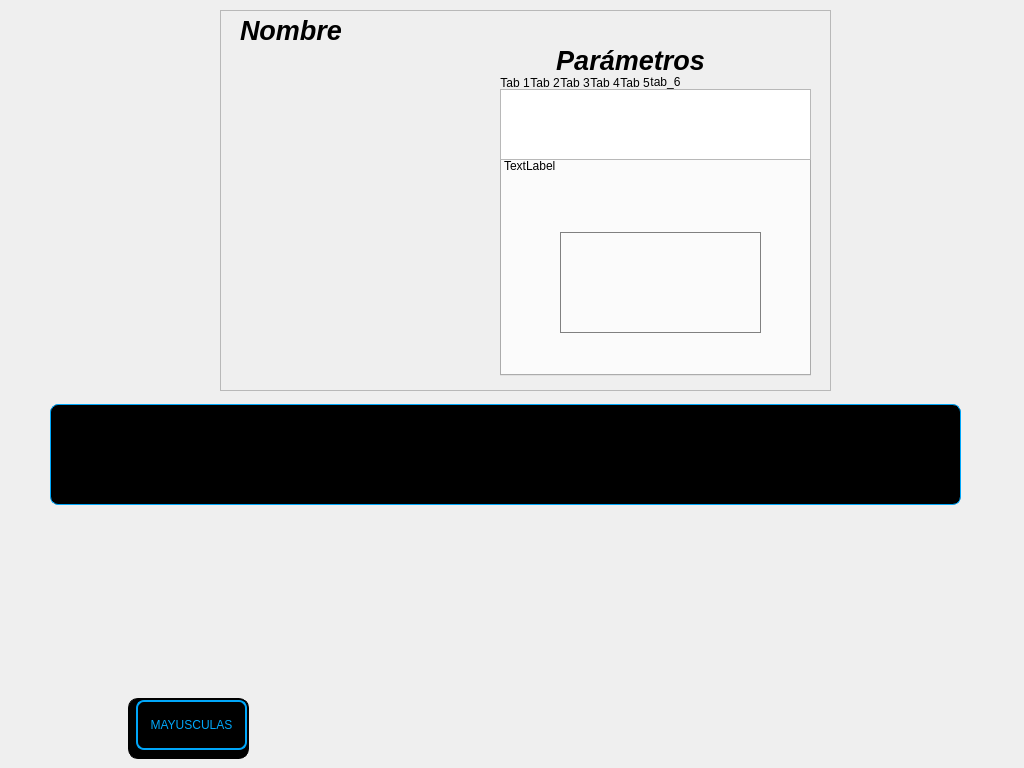
Qt form asa_application/detailedwindow.ui (razulued/qt_application) before a commit.
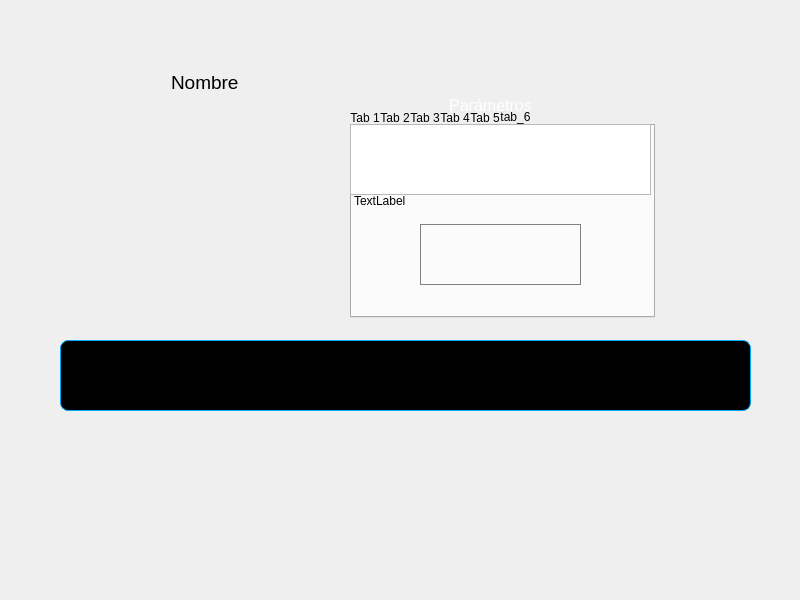
The same form after that commit. The open tabs and pages were chosen to show the change. Icons and pictures are not drawn.

The edit to the form file:
```diff
--- a/asa_application/detailedwindow.ui
+++ b/asa_application/detailedwindow.ui
@@ -6,20 +6,20 @@
    <rect>
     <x>0</x>
     <y>0</y>
-    <width>1024</width>
-    <height>768</height>
+    <width>800</width>
+    <height>600</height>
    </rect>
   </property>
   <property name="minimumSize">
    <size>
-    <width>1024</width>
-    <height>768</height>
+    <width>800</width>
+    <height>600</height>
    </size>
   </property>
   <property name="maximumSize">
    <size>
-    <width>1024</width>
-    <height>768</height>
+    <width>800</width>
+    <height>600</height>
    </size>
   </property>
   <property name="windowTitle">
@@ -34,15 +34,17 @@
   <widget class="QFrame" name="frame">
    <property name="geometry">
     <rect>
-     <x>220</x>
-     <y>10</y>
-     <width>611</width>
-     <height>381</height>
+     <x>150</x>
+     <y>70</y>
+     <width>521</width>
+     <height>261</height>
     </rect>
    </property>
    <property name="styleSheet">
     <string notr="true">#frame{
-border-image: url(:/images/images/Cuadro_pantalla.png);
+background-image: url(:/iconos/screen800x600/iconos/Cuadro pantalla.png);
+background-repeat: none;
+border: none;
 }</string>
    </property>
    <property name="frameShape">
@@ -54,23 +56,26 @@
    <widget class="QLabel" name="label">
     <property name="geometry">
      <rect>
-      <x>240</x>
-      <y>30</y>
-      <width>341</width>
-      <height>41</height>
+      <x>200</x>
+      <y>20</y>
+      <width>281</width>
+      <height>31</height>
      </rect>
     </property>
     <property name="font">
      <font>
-      <pointsize>20</pointsize>
-      <weight>75</weight>
-      <italic>true</italic>
-      <bold>true</bold>
+      <pointsize>12</pointsize>
+      <weight>50</weight>
+      <italic>false</italic>
+      <bold>false</bold>
      </font>
     </property>
     <property name="layoutDirection">
      <enum>Qt::LeftToRight</enum>
     </property>
+    <property name="styleSheet">
+     <string notr="true">color:white</string>
+    </property>
     <property name="text">
      <string>Parámetros</string>
     </property>
@@ -84,10 +89,10 @@
    <widget class="QPushButton" name="button_parametros">
     <property name="geometry">
      <rect>
-      <x>25</x>
-      <y>275</y>
-      <width>40</width>
-      <height>60</height>
+      <x>20</x>
+      <y>200</y>
+      <width>31</width>
+      <height>50</height>
      </rect>
     </property>
     <property name="focusPolicy">
@@ -111,10 +116,10 @@
    <widget class="QPushButton" name="button_evento">
     <property name="geometry">
      <rect>
-      <x>75</x>
-      <y>275</y>
-      <width>40</width>
-      <height>60</height>
+      <x>59</x>
+      <y>200</y>
+      <width>31</width>
+      <height>50</height>
      </rect>
     </property>
     <property name="focusPolicy">
@@ -141,10 +146,10 @@
     </property>
     <property name="geometry">
      <rect>
-      <x>280</x>
-      <y>65</y>
-      <width>311</width>
-      <height>301</height>
+      <x>200</x>
+      <y>40</y>
+      <width>305</width>
+      <height>208</height>
      </rect>
     </property>
     <property name="focusPolicy">
@@ -305,7 +310,7 @@
        <rect>
         <x>0</x>
         <y>0</y>
-        <width>311</width>
+        <width>301</width>
         <height>71</height>
        </rect>
       </property>
@@ -313,10 +318,10 @@
      <widget class="QLabel" name="evento_gif">
       <property name="geometry">
        <rect>
-        <x>60</x>
-        <y>143</y>
-        <width>201</width>
-        <height>101</height>
+        <x>70</x>
+        <y>100</y>
+        <width>161</width>
+        <height>61</height>
        </rect>
       </property>
       <property name="styleSheet">
@@ -346,8 +351,8 @@
        <rect>
         <x>4</x>
         <y>70</y>
-        <width>261</width>
-        <height>71</height>
+        <width>271</width>
+        <height>31</height>
        </rect>
       </property>
       <property name="text">
@@ -360,8 +365,8 @@
      <widget class="QPushButton" name="key_OK">
       <property name="geometry">
        <rect>
-        <x>211</x>
-        <y>250</y>
+        <x>190</x>
+        <y>166</y>
         <width>81</width>
         <height>31</height>
        </rect>
@@ -395,9 +400,9 @@
       <property name="geometry">
        <rect>
         <x>20</x>
-        <y>247</y>
-        <width>111</width>
-        <height>41</height>
+        <y>166</y>
+        <width>91</width>
+        <height>31</height>
        </rect>
       </property>
       <property name="focusPolicy">
@@ -431,10 +436,10 @@
      <widget class="QLabel" name="label_horas">
       <property name="geometry">
        <rect>
-        <x>30</x>
-        <y>256</y>
-        <width>61</width>
-        <height>23</height>
+        <x>31</x>
+        <y>172</y>
+        <width>47</width>
+        <height>18</height>
        </rect>
       </property>
       <property name="text">
@@ -444,10 +449,10 @@
      <widget class="QPushButton" name="ayuda_btn">
       <property name="geometry">
        <rect>
-        <x>267</x>
+        <x>270</x>
         <y>73</y>
-        <width>45</width>
-        <height>45</height>
+        <width>31</width>
+        <height>31</height>
        </rect>
       </property>
       <property name="styleSheet">
@@ -474,10 +479,10 @@
    <widget class="QPushButton" name="button_visualizacion">
     <property name="geometry">
      <rect>
-      <x>175</x>
-      <y>275</y>
-      <width>40</width>
-      <height>60</height>
+      <x>134</x>
+      <y>200</y>
+      <width>31</width>
+      <height>50</height>
      </rect>
     </property>
     <property name="focusPolicy">
@@ -501,10 +506,10 @@
    <widget class="QPushButton" name="closeButton">
     <property name="geometry">
      <rect>
-      <x>570</x>
+      <x>470</x>
       <y>10</y>
       <width>41</width>
-      <height>51</height>
+      <height>31</height>
      </rect>
     </property>
     <property name="font">
@@ -544,10 +549,10 @@
    <widget class="QPushButton" name="button_control">
     <property name="geometry">
      <rect>
-      <x>225</x>
-      <y>275</y>
-      <width>40</width>
-      <height>60</height>
+      <x>168</x>
+      <y>200</y>
+      <width>31</width>
+      <height>50</height>
      </rect>
     </property>
     <property name="focusPolicy">
@@ -571,18 +576,18 @@
    <widget class="QLabel" name="nombre">
     <property name="geometry">
      <rect>
-      <x>20</x>
-      <y>0</y>
+      <x>21</x>
+      <y>-3</y>
       <width>261</width>
-      <height>41</height>
+      <height>31</height>
      </rect>
     </property>
     <property name="font">
      <font>
-      <pointsize>20</pointsize>
-      <weight>75</weight>
-      <italic>true</italic>
-      <bold>true</bold>
+      <pointsize>14</pointsize>
+      <weight>50</weight>
+      <italic>false</italic>
+      <bold>false</bold>
      </font>
     </property>
     <property name="text">
@@ -601,10 +606,10 @@
     </property>
     <property name="geometry">
      <rect>
-      <x>20</x>
-      <y>85</y>
-      <width>211</width>
-      <height>181</height>
+      <x>30</x>
+      <y>40</y>
+      <width>181</width>
+      <height>161</height>
      </rect>
     </property>
     <property name="styleSheet">
@@ -623,10 +628,10 @@
    <widget class="QPushButton" name="button_descripcion">
     <property name="geometry">
      <rect>
-      <x>125</x>
-      <y>275</y>
-      <width>40</width>
-      <height>60</height>
+      <x>97</x>
+      <y>200</y>
+      <width>31</width>
+      <height>50</height>
      </rect>
     </property>
     <property name="focusPolicy">
@@ -651,10 +656,10 @@
   <widget class="QFrame" name="key_frame">
    <property name="geometry">
     <rect>
-     <x>40</x>
-     <y>510</y>
-     <width>941</width>
-     <height>251</height>
+     <x>60</x>
+     <y>420</y>
+     <width>691</width>
+     <height>181</height>
     </rect>
    </property>
    <property name="styleSheet">
@@ -675,10 +680,10 @@
    <widget class="QPushButton" name="key_0">
     <property name="geometry">
      <rect>
-      <x>759</x>
-      <y>192</y>
-      <width>50</width>
-      <height>50</height>
+      <x>556</x>
+      <y>132</y>
+      <width>41</width>
+      <height>41</height>
      </rect>
     </property>
     <property name="focusPolicy">
@@ -709,10 +714,10 @@
    <widget class="QPushButton" name="key_4">
     <property name="geometry">
      <rect>
-      <x>699</x>
-      <y>72</y>
-      <width>50</width>
-      <height>50</height>
+      <x>511</x>
+      <y>49</y>
+      <width>41</width>
+      <height>41</height>
      </rect>
     </property>
     <property name="focusPolicy">
@@ -743,10 +748,10 @@
    <widget class="QPushButton" name="key_5">
     <property name="geometry">
      <rect>
-      <x>759</x>
-      <y>72</y>
-      <width>50</width>
-      <height>50</height>
+      <x>554</x>
+      <y>49</y>
+      <width>41</width>
+      <height>41</height>
      </rect>
     </property>
     <property name="focusPolicy">
@@ -777,10 +782,10 @@
    <widget class="QPushButton" name="key_7">
     <property name="geometry">
      <rect>
-      <x>699</x>
-      <y>10</y>
-      <width>50</width>
-      <height>50</height>
+      <x>511</x>
+      <y>8</y>
+      <width>41</width>
+      <height>41</height>
      </rect>
     </property>
     <property name="focusPolicy">
@@ -811,10 +816,10 @@
    <widget class="QPushButton" name="key_8">
     <property name="geometry">
      <rect>
-      <x>759</x>
-      <y>10</y>
-      <width>50</width>
-      <height>50</height>
+      <x>555</x>
+      <y>8</y>
+      <width>41</width>
+      <height>41</height>
      </rect>
     </property>
     <property name="focusPolicy">
@@ -845,10 +850,10 @@
    <widget class="QPushButton" name="key_1">
     <property name="geometry">
      <rect>
-      <x>699</x>
-      <y>134</y>
-      <width>50</width>
-      <height>50</height>
+      <x>512</x>
+      <y>90</y>
+      <width>41</width>
+      <height>41</height>
      </rect>
     </property>
     <property name="focusPolicy">
@@ -879,10 +884,10 @@
    <widget class="QPushButton" name="key_6">
     <property name="geometry">
      <rect>
-      <x>819</x>
-      <y>72</y>
-      <width>50</width>
-      <height>50</height>
+      <x>599</x>
+      <y>49</y>
+      <width>41</width>
+      <height>41</height>
      </rect>
     </property>
     <property name="focusPolicy">
@@ -913,10 +918,10 @@
    <widget class="QPushButton" name="key_back">
     <property name="geometry">
      <rect>
-      <x>610</x>
-      <y>10</y>
-      <width>70</width>
-      <height>50</height>
+      <x>443</x>
+      <y>7</y>
+      <width>61</width>
+      <height>41</height>
      </rect>
     </property>
     <property name="focusPolicy">
@@ -948,10 +953,10 @@
    <widget class="QPushButton" name="key_3">
     <property name="geometry">
      <rect>
-      <x>819</x>
-      <y>134</y>
-      <width>50</width>
-      <height>50</height>
+      <x>598</x>
+      <y>91</y>
+      <width>41</width>
+      <height>41</height>
      </rect>
     </property>
     <property name="focusPolicy">
@@ -982,10 +987,10 @@
    <widget class="QPushButton" name="key_9">
     <property name="geometry">
      <rect>
-      <x>819</x>
-      <y>10</y>
-      <width>50</width>
-      <height>50</height>
+      <x>598</x>
+      <y>6</y>
+      <width>41</width>
+      <height>41</height>
      </rect>
     </property>
     <property name="focusPolicy">
@@ -1016,10 +1021,10 @@
    <widget class="QPushButton" name="key_2">
     <property name="geometry">
      <rect>
-      <x>759</x>
-      <y>134</y>
-      <width>50</width>
-      <height>50</height>
+      <x>556</x>
+      <y>91</y>
+      <width>41</width>
+      <height>41</height>
      </rect>
     </property>
     <property name="focusPolicy">
@@ -1050,10 +1055,10 @@
    <widget class="QPushButton" name="key_Q">
     <property name="geometry">
      <rect>
-      <x>10</x>
-      <y>10</y>
-      <width>50</width>
-      <height>50</height>
+      <x>8</x>
+      <y>8</y>
+      <width>41</width>
+      <height>41</height>
      </rect>
     </property>
     <property name="focusPolicy">
@@ -1084,10 +1089,10 @@
    <widget class="QPushButton" name="key_W">
     <property name="geometry">
      <rect>
-      <x>70</x>
-      <y>10</y>
-      <width>50</width>
-      <height>50</height>
+      <x>52</x>
+      <y>7</y>
+      <width>41</width>
+      <height>41</height>
      </rect>
     </property>
     <property name="focusPolicy">
@@ -1118,10 +1123,10 @@
    <widget class="QPushButton" name="key_E">
     <property name="geometry">
      <rect>
-      <x>130</x>
-      <y>10</y>
-      <width>50</width>
-      <height>50</height>
+      <x>95</x>
+      <y>7</y>
+      <width>41</width>
+      <height>41</height>
      </rect>
     </property>
     <property name="focusPolicy">
@@ -1152,10 +1157,10 @@
    <widget class="QPushButton" name="key_R">
     <property name="geometry">
      <rect>
-      <x>190</x>
-      <y>10</y>
-      <width>50</width>
-      <height>50</height>
+      <x>140</x>
+      <y>8</y>
+      <width>41</width>
+      <height>41</height>
      </rect>
     </property>
     <property name="focusPolicy">
@@ -1186,10 +1191,10 @@
    <widget class="QPushButton" name="key_T">
     <property name="geometry">
      <rect>
-      <x>250</x>
-      <y>10</y>
-      <width>50</width>
-      <height>50</height>
+      <x>183</x>
+      <y>8</y>
+      <width>41</width>
+      <height>41</height>
      </rect>
     </property>
     <property name="focusPolicy">
@@ -1220,10 +1225,10 @@
    <widget class="QPushButton" name="key_Y">
     <property name="geometry">
      <rect>
-      <x>310</x>
-      <y>10</y>
-      <width>50</width>
-      <height>50</height>
+      <x>226</x>
+      <y>7</y>
+      <width>41</width>
+      <height>41</height>
      </rect>
     </property>
     <property name="focusPolicy">
@@ -1254,10 +1259,10 @@
    <widget class="QPushButton" name="key_U">
     <property name="geometry">
      <rect>
-      <x>370</x>
-      <y>10</y>
-      <width>50</width>
-      <height>50</height>
+      <x>270</x>
+      <y>7</y>
+      <width>41</width>
+      <height>41</height>
      </rect>
     </property>
     <property name="focusPolicy">
@@ -1288,10 +1293,10 @@
    <widget class="QPushButton" name="key_I">
     <property name="geometry">
      <rect>
-      <x>430</x>
-      <y>10</y>
-      <width>50</width>
-      <height>50</height>
+      <x>313</x>
+      <y>7</y>
+      <width>41</width>
+      <height>41</height>
      </rect>
     </property>
     <property name="focusPolicy">
@@ -1322,10 +1327,10 @@
    <widget class="QPushButton" name="key_P">
     <property name="geometry">
      <rect>
-      <x>550</x>
-      <y>10</y>
-      <width>50</width>
-      <height>50</height>
+      <x>400</x>
+      <y>8</y>
+      <width>41</width>
+      <height>41</height>
      </rect>
     </property>
     <property name="focusPolicy">
@@ -1356,10 +1361,10 @@
    <widget class="QPushButton" name="key_O">
     <property name="geometry">
      <rect>
-      <x>490</x>
-      <y>10</y>
-      <width>50</width>
-      <height>50</height>
+      <x>357</x>
+      <y>8</y>
+      <width>41</width>
+      <height>41</height>
      </rect>
     </property>
     <property name="focusPolicy">
@@ -1390,10 +1395,10 @@
    <widget class="QPushButton" name="key_A">
     <property name="geometry">
      <rect>
-      <x>45</x>
-      <y>75</y>
-      <width>50</width>
-      <height>50</height>
+      <x>34</x>
+      <y>49</y>
+      <width>41</width>
+      <height>41</height>
      </rect>
     </property>
     <property name="focusPolicy">
@@ -1424,10 +1429,10 @@
    <widget class="QPushButton" name="key_L">
     <property name="geometry">
      <rect>
-      <x>525</x>
-      <y>75</y>
-      <width>50</width>
-      <height>50</height>
+      <x>382</x>
+      <y>48</y>
+      <width>41</width>
+      <height>41</height>
      </rect>
     </property>
     <property name="focusPolicy">
@@ -1458,10 +1463,10 @@
    <widget class="QPushButton" name="key_H">
     <property name="geometry">
      <rect>
-      <x>345</x>
-      <y>75</y>
-      <width>50</width>
-      <height>50</height>
+      <x>251</x>
+      <y>49</y>
+      <width>41</width>
+      <height>41</height>
      </rect>
     </property>
     <property name="focusPolicy">
@@ -1492,10 +1497,10 @@
    <widget class="QPushButton" name="key_G">
     <property name="geometry">
      <rect>
-      <x>285</x>
-      <y>75</y>
-      <width>50</width>
-      <height>50</height>
+      <x>207</x>
+      <y>49</y>
+      <width>41</width>
+      <height>41</height>
      </rect>
     </property>
     <property name="focusPolicy">
@@ -1526,10 +1531,10 @@
    <widget class="QPushButton" name="key_F">
     <property name="geometry">
      <rect>
-      <x>225</x>
-      <y>75</y>
-      <width>50</width>
-      <height>50</height>
+      <x>165</x>
+      <y>49</y>
+      <width>41</width>
+      <height>41</height>
      </rect>
     </property>
     <property name="focusPolicy">
@@ -1560,10 +1565,10 @@
    <widget class="QPushButton" name="key_S">
     <property name="geometry">
      <rect>
-      <x>105</x>
-      <y>75</y>
-      <width>50</width>
-      <height>50</height>
+      <x>78</x>
+      <y>49</y>
+      <width>41</width>
+      <height>41</height>
      </rect>
     </property>
     <property name="focusPolicy">
@@ -1594,10 +1599,10 @@
    <widget class="QPushButton" name="key_D">
     <property name="geometry">
      <rect>
-      <x>165</x>
-      <y>75</y>
-      <width>50</width>
-      <height>50</height>
+      <x>121</x>
+      <y>50</y>
+      <width>41</width>
+      <height>41</height>
      </rect>
     </property>
     <property name="focusPolicy">
@@ -1628,10 +1633,10 @@
    <widget class="QPushButton" name="key_J">
     <property name="geometry">
      <rect>
-      <x>405</x>
-      <y>75</y>
-      <width>50</width>
-      <height>50</height>
+      <x>294</x>
+      <y>49</y>
+      <width>41</width>
+      <height>41</height>
      </rect>
     </property>
     <property name="focusPolicy">
@@ -1662,10 +1667,10 @@
    <widget class="QPushButton" name="key_K">
     <property name="geometry">
      <rect>
-      <x>465</x>
-      <y>75</y>
-      <width>50</width>
-      <height>50</height>
+      <x>339</x>
+      <y>49</y>
+      <width>41</width>
+      <height>41</height>
      </rect>
     </property>
     <property name="focusPolicy">
@@ -1696,10 +1701,10 @@
    <widget class="QPushButton" name="key_dot">
     <property name="geometry">
      <rect>
-      <x>819</x>
-      <y>192</y>
-      <width>50</width>
-      <height>50</height>
+      <x>599</x>
+      <y>132</y>
+      <width>41</width>
+      <height>41</height>
      </rect>
     </property>
     <property name="focusPolicy">
@@ -1730,10 +1735,10 @@
    <widget class="QPushButton" name="key_slash">
     <property name="geometry">
      <rect>
-      <x>879</x>
-      <y>10</y>
-      <width>50</width>
-      <height>50</height>
+      <x>642</x>
+      <y>7</y>
+      <width>41</width>
+      <height>41</height>
      </rect>
     </property>
     <property name="focusPolicy">
@@ -1764,10 +1769,10 @@
    <widget class="QPushButton" name="key_plus">
     <property name="geometry">
      <rect>
-      <x>879</x>
-      <y>134</y>
-      <width>50</width>
-      <height>50</height>
+      <x>642</x>
+      <y>90</y>
+      <width>41</width>
+      <height>41</height>
      </rect>
     </property>
     <property name="focusPolicy">
@@ -1798,10 +1803,10 @@
    <widget class="QPushButton" name="key_minus">
     <property name="geometry">
      <rect>
-      <x>879</x>
-      <y>72</y>
-      <width>50</width>
-      <height>50</height>
+      <x>642</x>
+      <y>49</y>
+      <width>41</width>
+      <height>41</height>
      </rect>
     </property>
     <property name="focusPolicy">
@@ -1832,10 +1837,10 @@
    <widget class="QPushButton" name="key_X">
     <property name="geometry">
      <rect>
-      <x>128</x>
-      <y>134</y>
-      <width>50</width>
-      <height>50</height>
+      <x>95</x>
+      <y>91</y>
+      <width>41</width>
+      <height>41</height>
      </rect>
     </property>
     <property name="focusPolicy">
@@ -1866,10 +1871,10 @@
    <widget class="QPushButton" name="key_Z">
     <property name="geometry">
      <rect>
-      <x>68</x>
-      <y>134</y>
-      <width>50</width>
-      <height>50</height>
+      <x>52</x>
+      <y>91</y>
+      <width>41</width>
+      <height>41</height>
      </rect>
     </property>
     <property name="focusPolicy">
@@ -1900,10 +1905,10 @@
    <widget class="QPushButton" name="key_M">
     <property name="geometry">
      <rect>
-      <x>428</x>
-      <y>134</y>
-      <width>50</width>
-      <height>50</height>
+      <x>313</x>
+      <y>90</y>
+      <width>41</width>
+      <height>41</height>
      </rect>
     </property>
     <property name="focusPolicy">
@@ -1934,10 +1939,10 @@
    <widget class="QPushButton" name="key_C">
     <property name="geometry">
      <rect>
-      <x>188</x>
-      <y>134</y>
-      <width>50</width>
-      <height>50</height>
+      <x>139</x>
+      <y>90</y>
+      <width>41</width>
+      <height>41</height>
      </rect>
     </property>
     <property name="focusPolicy">
@@ -1968,10 +1973,10 @@
    <widget class="QPushButton" name="key_V">
     <property name="geometry">
      <rect>
-      <x>248</x>
-      <y>134</y>
-      <width>50</width>
-      <height>50</height>
+      <x>183</x>
+      <y>90</y>
+      <width>41</width>
+      <height>41</height>
      </rect>
     </property>
     <property name="focusPolicy">
@@ -2002,10 +2007,10 @@
    <widget class="QPushButton" name="key_B">
     <property name="geometry">
      <rect>
-      <x>308</x>
-      <y>134</y>
-      <width>50</width>
-      <height>50</height>
+      <x>226</x>
+      <y>90</y>
+      <width>41</width>
+      <height>41</height>
      </rect>
     </property>
     <property name="focusPolicy">
@@ -2036,10 +2041,10 @@
    <widget class="QPushButton" name="key_N">
     <property name="geometry">
      <rect>
-      <x>368</x>
-      <y>134</y>
-      <width>50</width>
-      <height>50</height>
+      <x>270</x>
+      <y>90</y>
+      <width>41</width>
+      <height>41</height>
      </rect>
     </property>
     <property name="focusPolicy">
@@ -2070,10 +2075,10 @@
    <widget class="QPushButton" name="key_comma">
     <property name="geometry">
      <rect>
-      <x>488</x>
-      <y>134</y>
-      <width>50</width>
-      <height>50</height>
+      <x>357</x>
+      <y>91</y>
+      <width>41</width>
+      <height>41</height>
      </rect>
     </property>
     <property name="focusPolicy">
@@ -2104,9 +2109,9 @@
    <widget class="QPushButton" name="key_space">
     <property name="geometry">
      <rect>
-      <x>219</x>
-      <y>190</y>
-      <width>381</width>
+      <x>161</x>
+      <y>128</y>
+      <width>281</width>
       <height>50</height>
      </rect>
     </property>
@@ -2138,10 +2143,10 @@
    <widget class="QPushButton" name="key_enter">
     <property name="geometry">
      <rect>
-      <x>585</x>
-      <y>75</y>
-      <width>91</width>
-      <height>51</height>
+      <x>427</x>
+      <y>49</y>
+      <width>81</width>
+      <height>41</height>
      </rect>
     </property>
     <property name="focusPolicy">
@@ -2172,10 +2177,10 @@
    <widget class="QPushButton" name="key_mayus">
     <property name="geometry">
      <rect>
-      <x>96</x>
-      <y>190</y>
+      <x>13</x>
+      <y>134</y>
       <width>111</width>
-      <height>50</height>
+      <height>41</height>
      </rect>
     </property>
     <property name="focusPolicy">
@@ -2183,26 +2188,21 @@
     </property>
     <property name="styleSheet">
      <string notr="true">#key_mayus{ 
-background-color:none;
-border-style: solid;
-border-width: 2px;
-border-radius: 8px;
-border-color: rgb(0, 167, 250);
-color: rgb(0, 167, 250);
-
+background-image: url(:/texto/screen800x600/texto/Teclado 1.1/Mayus azul.png);
+border: none;
+background-repeat: none;
+background-position: center;
 }
 
 #key_mayus::checked{ 
-background-color:none;
-border-style: solid;
-border-width: 2px;
-border-radius: 8px;
-border-color: white;
-color: white;
+background-image: url(:/texto/screen800x600/texto/Teclado 1.1/Mayus bco.png);
+border: none;
+background-repeat: none;
+background-position: center;
 }</string>
     </property>
     <property name="text">
-     <string>MAYUSCULAS</string>
+     <string/>
     </property>
     <property name="checkable">
      <bool>true</bool>
@@ -2211,82 +2211,14 @@
      <bool>false</bool>
     </property>
    </widget>
-   <widget class="QLabel" name="key_back_6">
-    <property name="geometry">
-     <rect>
-      <x>88</x>
-      <y>188</y>
-      <width>121</width>
-      <height>61</height>
-     </rect>
-    </property>
-    <property name="styleSheet">
-     <string notr="true">#key_back_6
-{
-background-color: balck;
-border-style: solid;
-border-width: 1px;
-border-radius: 10px;
-}</string>
-    </property>
-    <property name="text">
-     <string/>
-    </property>
-   </widget>
-   <zorder>key_back_6</zorder>
-   <zorder>key_0</zorder>
-   <zorder>key_4</zorder>
-   <zorder>key_5</zorder>
-   <zorder>key_7</zorder>
-   <zorder>key_8</zorder>
-   <zorder>key_1</zorder>
-   <zorder>key_6</zorder>
-   <zorder>key_back</zorder>
-   <zorder>key_3</zorder>
-   <zorder>key_9</zorder>
-   <zorder>key_2</zorder>
-   <zorder>key_Q</zorder>
-   <zorder>key_W</zorder>
-   <zorder>key_E</zorder>
-   <zorder>key_R</zorder>
-   <zorder>key_T</zorder>
-   <zorder>key_Y</zorder>
-   <zorder>key_U</zorder>
-   <zorder>key_I</zorder>
-   <zorder>key_P</zorder>
-   <zorder>key_O</zorder>
-   <zorder>key_A</zorder>
-   <zorder>key_L</zorder>
-   <zorder>key_H</zorder>
-   <zorder>key_G</zorder>
-   <zorder>key_F</zorder>
-   <zorder>key_S</zorder>
-   <zorder>key_D</zorder>
-   <zorder>key_J</zorder>
-   <zorder>key_K</zorder>
-   <zorder>key_dot</zorder>
-   <zorder>key_slash</zorder>
-   <zorder>key_plus</zorder>
-   <zorder>key_minus</zorder>
-   <zorder>key_X</zorder>
-   <zorder>key_Z</zorder>
-   <zorder>key_M</zorder>
-   <zorder>key_C</zorder>
-   <zorder>key_V</zorder>
-   <zorder>key_B</zorder>
-   <zorder>key_N</zorder>
-   <zorder>key_comma</zorder>
-   <zorder>key_space</zorder>
-   <zorder>key_enter</zorder>
-   <zorder>key_mayus</zorder>
   </widget>
   <widget class="QTextEdit" name="textEdit">
    <property name="geometry">
     <rect>
-     <x>50</x>
-     <y>404</y>
-     <width>911</width>
-     <height>101</height>
+     <x>60</x>
+     <y>340</y>
+     <width>691</width>
+     <height>71</height>
     </rect>
    </property>
    <property name="styleSheet">
```
Left out of the diff: 237 changed lines with no effect on the pictures.
